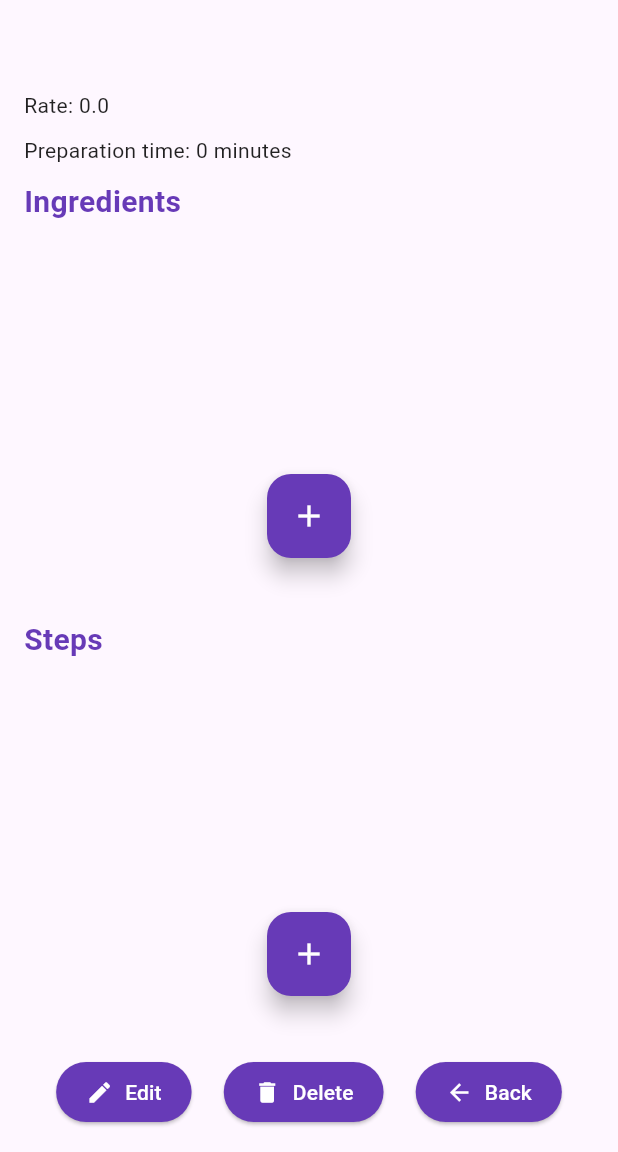
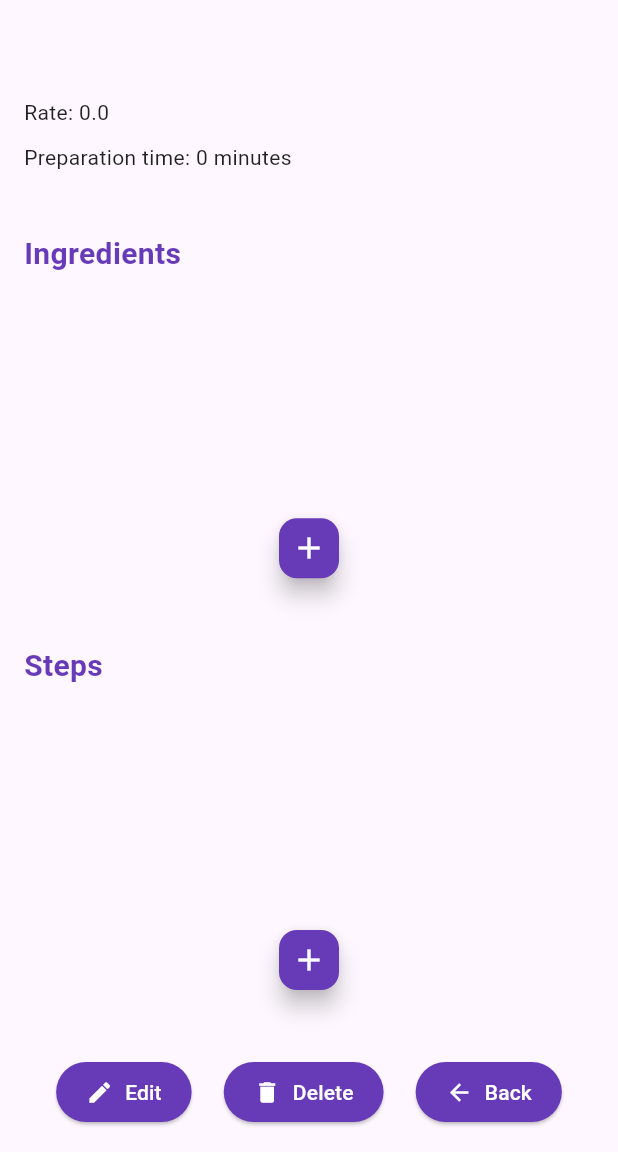
Before and after one commit to LorenzoBondan/Recipe-App, a Flutter app: the RecipeDetailsPage screen opened directly with empty values, on a phone screen of 412 x 824 dp, the part 84-1236 px from its top. Run offline on Flutter 3.47's test engine with Material 3 defaults, Android fonts, the phone set to English and light mode, and no system bars; our stand-ins replace sqflite; accounts and stored records are empty.

Commit message:
add 'mini' property to RecipeDetailsPage FloatingButtons

```diff
--- a/lib/view/recipe/recipe_details_page.dart
+++ b/lib/view/recipe/recipe_details_page.dart
@@ -108,13 +108,13 @@ class RecipeDetailsPageState extends State<RecipeDetailsPage> {
           children: [
 
             Text(widget.recipe.name, style: const TextStyle(fontSize: 24, fontWeight: FontWeight.bold, color: Colors.deepPurple)),
-            const SizedBox(height: 10),
+            const SizedBox(height: 15),
 
             Text('Rate: ${widget.recipe.rate}', style: const TextStyle(fontSize: 14, color: Colors.black87)),
             const SizedBox(height: 10),
 
             Text('Preparation time: ${widget.recipe.preparationTimeMinutes} minutes', style: const TextStyle(fontSize: 14, color: Colors.black87)),
-            const SizedBox(height: 10),
+            const SizedBox(height: 40),
 
             Text('Ingredients', style: const TextStyle(fontSize: 20, fontWeight: FontWeight.bold, color: Colors.deepPurple)),
             RecipeIngredientListPage(ingredients: ingredients, onDelete: _deleteRecipeIngredient, onEdit: _loadRecipeIngredients),
@@ -123,6 +123,7 @@ class RecipeDetailsPageState extends State<RecipeDetailsPage> {
               alignment: Alignment.bottomCenter,
               child: FloatingActionButton(
                 heroTag: 'add_ingredient',
+                mini: true,
                 backgroundColor: Colors.deepPurple,
                 foregroundColor: Colors.white,
                 child: const Icon(Icons.add),
@@ -144,6 +145,7 @@ class RecipeDetailsPageState extends State<RecipeDetailsPage> {
               alignment: Alignment.bottomCenter,
               child: FloatingActionButton(
                 heroTag: 'add_step',
+                mini: true,
                 backgroundColor: Colors.deepPurple,
                 foregroundColor: Colors.white,
                 child: const Icon(Icons.add),
```
